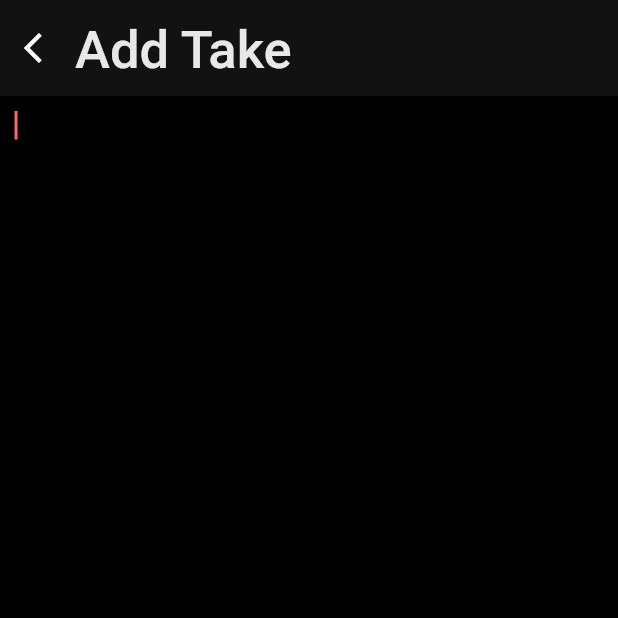
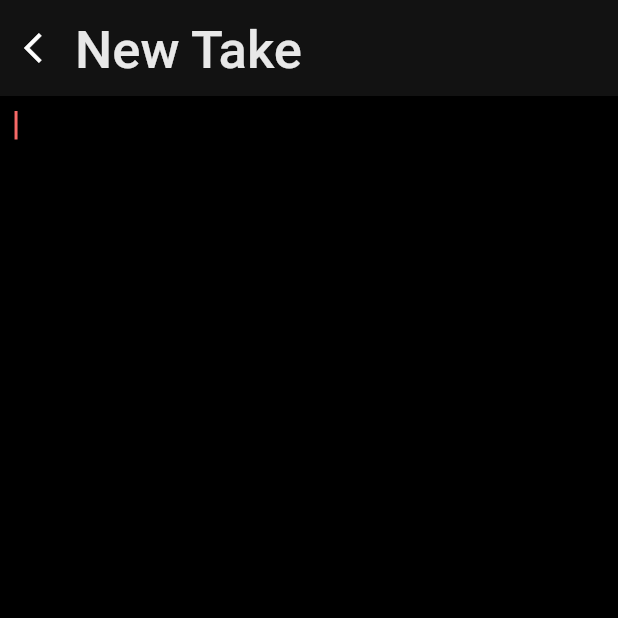
Before and after one commit to vinay416/quick_type, a Flutter app: the HomeEmptyView screen opened directly, after a tap on the "add" icon, on a phone screen of 412 x 824 dp, the top half of it. Run offline on Flutter 3.47's test engine with Material 2 defaults, Android fonts, the phone set to English and light mode, and no system bars; our stand-ins replace cached_network_image, cloud_firestore, firebase_auth, firebase_core, firebase_database, flutter_slidable and 5 more; missing offline and left inert: firebase_ui_database; accounts and stored records are empty; network calls fail.

Commit message:
UI changes for web

```diff
--- a/lib/app_global/widgets/custom_scaffold.dart
+++ b/lib/app_global/widgets/custom_scaffold.dart
@@ -36,6 +36,7 @@ class CustomScaffold extends StatelessWidget {
         physics: physics ?? const BouncingScrollPhysics(),
         slivers: [
           SliverAppBar.large(
+            automaticallyImplyLeading: enableLeadingBack,
             leading: enableLeadingBack ? backButton : null,
             title: expandedTitle ?? getTitle,
             expandedHeight: isSmallAppBar ? 0.07.h : null,
--- a/lib/home/view/add_take_fab/add_take_fab.dart
+++ b/lib/home/view/add_take_fab/add_take_fab.dart
@@ -2,11 +2,13 @@ import 'dart:math';
 import 'package:flutter/foundation.dart';
 import 'package:flutter/material.dart';
 import 'package:go_router/go_router.dart';
+import 'package:provider/provider.dart';
 import 'package:quick_takes/app_global/app_colors.dart';
 import 'package:quick_takes/app_global/asset_images.dart';
 import 'package:quick_takes/app_global/extension/context_extensions.dart';
 import 'package:quick_takes/app_global/widgets/custom_fab.dart';
 import 'package:quick_takes/home/view/new_take/new_take_view.dart';
+import 'package:quick_takes/home/view_model/takes_view_model.dart';
 
 class AddTakeFAB extends StatelessWidget {
   const AddTakeFAB({this.isTakeListEmpty = true, super.key});
@@ -18,7 +20,9 @@ class AddTakeFAB extends StatelessWidget {
       return SizedBox(
         height: 50,
         child: ElevatedButton.icon(
-          onPressed: () => context.goNamed(TakeView.routeName),
+          onPressed: () {
+            context.read<TakesViewModel>().setTake(null);
+          },
           style: ElevatedButton.styleFrom(shape: const StadiumBorder()),
           icon: const Icon(
             Icons.add,
--- a/lib/home/view/all_takes_view/all_takes_view.dart
+++ b/lib/home/view/all_takes_view/all_takes_view.dart
@@ -62,9 +62,7 @@ class AllTakesView extends StatelessWidget {
           const SizedBox(height: 80),
         ],
       ),
-      floatingActionButton: const AddTakeFAB(
-        isTakeListEmpty: false,
-      ),
+      floatingActionButton: const AddTakeFAB(isTakeListEmpty: false),
     );
   }
 }
--- a/lib/home/view/empty_view/home_empty_view.dart
+++ b/lib/home/view/empty_view/home_empty_view.dart
@@ -25,20 +25,6 @@ class HomeEmptyView extends StatelessWidget {
   }
 
   Widget get body {
-    if (kIsWeb) {
-      return Row(
-        mainAxisAlignment: MainAxisAlignment.spaceAround,
-        crossAxisAlignment: CrossAxisAlignment.center,
-        children: [
-          const AddTakeFAB(),
-          mobileView,
-        ],
-      );
-    }
-    return mobileView;
-  }
-
-  Widget get mobileView {
     return Padding(
       padding: const EdgeInsets.all(10.0),
       child: Column(
--- a/lib/home/view/home_view.dart
+++ b/lib/home/view/home_view.dart
@@ -1,7 +1,9 @@
+import 'package:flutter/foundation.dart';
 import 'package:flutter/material.dart';
 import 'package:provider/provider.dart';
 import 'package:quick_takes/home/view/all_takes_view/all_takes_view.dart';
 import 'package:quick_takes/home/view/empty_view/home_empty_view.dart';
+import 'package:quick_takes/home/view/home_view_web.dart';
 import 'package:quick_takes/home/view_model/takes_view_model.dart';
 
 class HomeView extends StatelessWidget {
@@ -23,6 +25,10 @@ class HomeView extends StatelessWidget {
           );
         }
         final takesCount = (snapshot.data ?? 0);
+
+        if (kIsWeb) return HomeViewWeb(takesCount: takesCount);
+
+        // mobile view
         if (takesCount == 0) {
           return const HomeEmptyView();
         }
--- a/lib/home/view/new_take/new_take_view.dart
+++ b/lib/home/view/new_take/new_take_view.dart
@@ -1,3 +1,4 @@
+import 'package:flutter/foundation.dart';
 import 'package:flutter/material.dart';
 import 'package:go_router/go_router.dart';
 import 'package:provider/provider.dart';
@@ -33,6 +34,7 @@ class _TakeViewState extends State<TakeView> {
     viewModel = context.read<TakesViewModel>();
     take = widget.take ?? TakeModel.empty();
     textController.text = take.data;
+    viewModel.setTake(take);
     viewModel.createTake(take);
   }
 
@@ -50,8 +52,8 @@ class _TakeViewState extends State<TakeView> {
         return true;
       },
       child: CustomScaffold(
-        enableLeadingBack: true,
-        title: take.title.isEmpty ? 'Add Take' : take.title,
+        enableLeadingBack: !kIsWeb,
+        title: take.title.isEmpty ? 'New Take' : take.title,
         isSmallAppBar: true,
         onTapback: () {
           viewModel.onTapBack(take);
--- a/lib/home/view_model/takes_view_model.dart
+++ b/lib/home/view_model/takes_view_model.dart
@@ -7,6 +7,14 @@ import 'package:quick_takes/home/repo/take_repo.dart';
 class TakesViewModel extends ChangeNotifier {
   final TakeRepo _repo = TakeRepo();
   Timer? _debounce;
+  TakeModel? _take;
+
+  TakeModel? get take => _take;
+
+  void setTake(TakeModel? take) {
+    _take = take;
+    notifyListeners();
+  }
 
   void createTake(TakeModel take) => _repo.saveTake(take);
 
@@ -15,7 +23,8 @@ class TakesViewModel extends ChangeNotifier {
     required TakeModel oldTake,
   }) {
     final newTake = oldTake.copyWith(data: controller.text.trim());
-    if (oldTake.data == newTake.data || newTake.data.isEmpty) {
+    if (oldTake.data == newTake.data) {
+      //  oldTake.data == newTake.data || newTake.data.isEmpty
       _debounce?.cancel();
       return;
     }
@@ -34,12 +43,13 @@ class TakesViewModel extends ChangeNotifier {
 
   Stream<int> get takesCountStream => _repo.takeCount;
 
-  void onTapBack(TakeModel take) {
+  void onTapBack(TakeModel? take) {
+    if(take ==null) return;
     if (take.data.trim().isNotEmpty) return;
     _repo.deleteTake(take);
   }
 
-  void delete(TakeModel take){
-     _repo.deleteTake(take);
+  void delete(TakeModel take) {
+    _repo.deleteTake(take);
   }
 }
--- a/lib/profile/view/profile_view.dart
+++ b/lib/profile/view/profile_view.dart
@@ -1,3 +1,4 @@
+import 'package:flutter/foundation.dart';
 import 'package:flutter/material.dart';
 import 'package:quick_takes/app_global/app_colors.dart';
 import 'package:quick_takes/app_global/app_textstyles.dart';
@@ -18,7 +19,7 @@ class ProfileView extends StatelessWidget {
   Widget build(BuildContext context) {
     return CustomScaffold(
       title: 'Profile',
-      enableLeadingBack: true,
+      enableLeadingBack: !kIsWeb,
       actions: const [LogOutButton()],
       body: user == null ? errorText : buildProfile,
     );
```
Also changed, not shown: lib/home/view/all_takes_view/widgets/take_item.dart (+9 -0 lines), lib/home/view/all_takes_view/widgets/take_slidable.dart (+17 -0 lines), lib/home/view/home_view_web.dart (added, +49 -0 lines), 1 other file.
